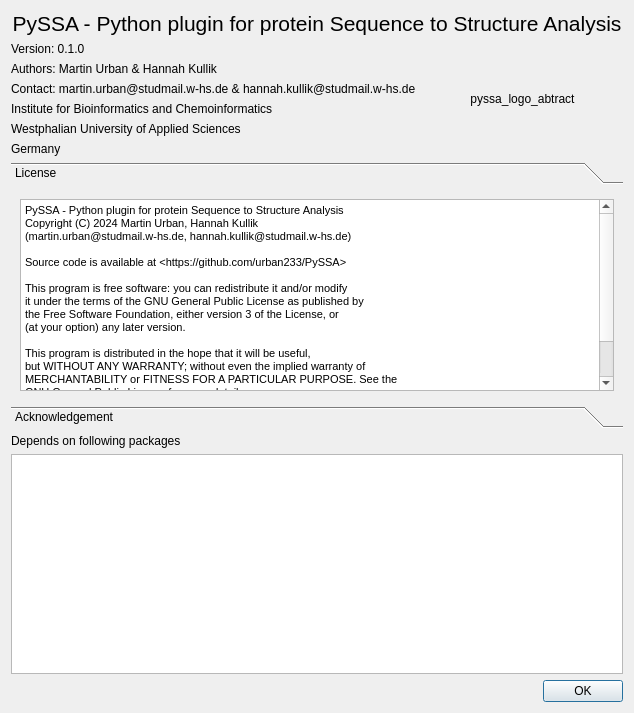
Before: the Qt Designer form src/pyssa/gui/ui/forms/dlgAbout.ui in urban233/PySSA, drawn with Qt 5.
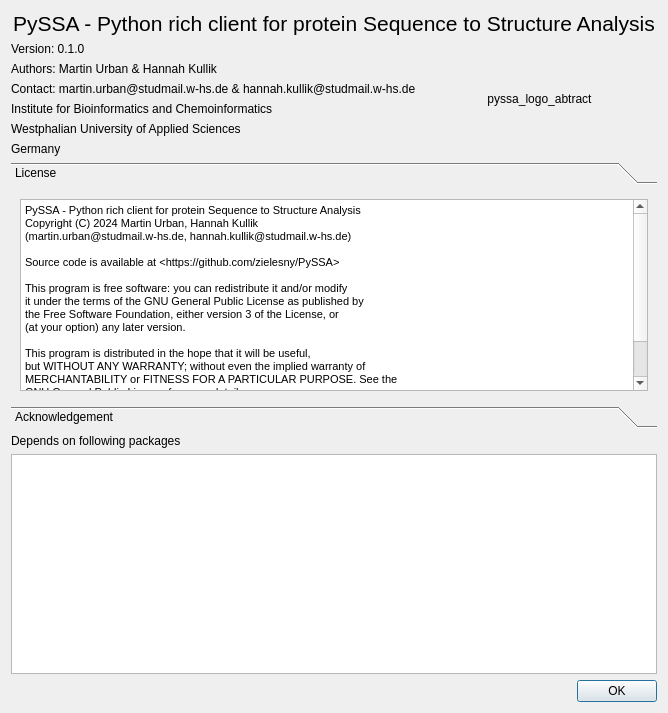
After: the same form once the commit is applied.

Commit message: fix: about dialog text & improved detection of false pdb ids

The edit to the form file:
```diff
--- a/src/pyssa/gui/ui/forms/dlgAbout.ui
+++ b/src/pyssa/gui/ui/forms/dlgAbout.ui
@@ -6,7 +6,7 @@
    <rect>
     <x>0</x>
     <y>0</y>
-    <width>634</width>
+    <width>668</width>
     <height>713</height>
    </rect>
   </property>
@@ -26,7 +26,7 @@
         </font>
        </property>
        <property name="text">
-        <string>PySSA - Python plugin for protein Sequence to Structure Analysis</string>
+        <string>PySSA - Python rich client for protein Sequence to Structure Analysis</string>
        </property>
        <property name="alignment">
         <set>Qt::AlignCenter</set>
@@ -126,8 +126,8 @@
        <rect>
         <x>0</x>
         <y>0</y>
-        <width>616</width>
-        <height>200</height>
+        <width>650</width>
+        <height>210</height>
        </rect>
       </property>
       <attribute name="label">
@@ -141,11 +141,11 @@
 &lt;html&gt;&lt;head&gt;&lt;meta name=&quot;qrichtext&quot; content=&quot;1&quot; /&gt;&lt;style type=&quot;text/css&quot;&gt;
 p, li { white-space: pre-wrap; }
 &lt;/style&gt;&lt;/head&gt;&lt;body style=&quot; font-family:'MS Shell Dlg 2'; font-size:8.25pt; font-weight:400; font-style:normal;&quot;&gt;
-&lt;p style=&quot; margin-top:0px; margin-bottom:0px; margin-left:0px; margin-right:0px; -qt-block-indent:0; text-indent:0px;&quot;&gt;PySSA - Python plugin for protein Sequence to Structure Analysis&lt;/p&gt;
+&lt;p style=&quot; margin-top:0px; margin-bottom:0px; margin-left:0px; margin-right:0px; -qt-block-indent:0; text-indent:0px;&quot;&gt;PySSA - Python rich client for protein Sequence to Structure Analysis&lt;/p&gt;
 &lt;p style=&quot; margin-top:0px; margin-bottom:0px; margin-left:0px; margin-right:0px; -qt-block-indent:0; text-indent:0px;&quot;&gt;Copyright (C) 2024 Martin Urban, Hannah Kullik&lt;/p&gt;
 &lt;p style=&quot; margin-top:0px; margin-bottom:0px; margin-left:0px; margin-right:0px; -qt-block-indent:0; text-indent:0px;&quot;&gt;(martin.urban@studmail.w-hs.de, hannah.kullik@studmail.w-hs.de)&lt;/p&gt;
 &lt;p style=&quot;-qt-paragraph-type:empty; margin-top:0px; margin-bottom:0px; margin-left:0px; margin-right:0px; -qt-block-indent:0; text-indent:0px;&quot;&gt;&lt;br /&gt;&lt;/p&gt;
-&lt;p style=&quot; margin-top:0px; margin-bottom:0px; margin-left:0px; margin-right:0px; -qt-block-indent:0; text-indent:0px;&quot;&gt;Source code is available at &amp;lt;https://github.com/urban233/PySSA&amp;gt;&lt;/p&gt;
+&lt;p style=&quot; margin-top:0px; margin-bottom:0px; margin-left:0px; margin-right:0px; -qt-block-indent:0; text-indent:0px;&quot;&gt;Source code is available at &amp;lt;https://github.com/zielesny/PySSA&amp;gt;&lt;/p&gt;
 &lt;p style=&quot;-qt-paragraph-type:empty; margin-top:0px; margin-bottom:0px; margin-left:0px; margin-right:0px; -qt-block-indent:0; text-indent:0px;&quot;&gt;&lt;br /&gt;&lt;/p&gt;
 &lt;p style=&quot; margin-top:0px; margin-bottom:0px; margin-left:0px; margin-right:0px; -qt-block-indent:0; text-indent:0px;&quot;&gt;This program is free software: you can redistribute it and/or modify&lt;/p&gt;
 &lt;p style=&quot; margin-top:0px; margin-bottom:0px; margin-left:0px; margin-right:0px; -qt-block-indent:0; text-indent:0px;&quot;&gt;it under the terms of the GNU General Public License as published by&lt;/p&gt;
```
Left out of the diff: 4 changed lines with no effect on the pictures. The commit also changes 4 other files.
